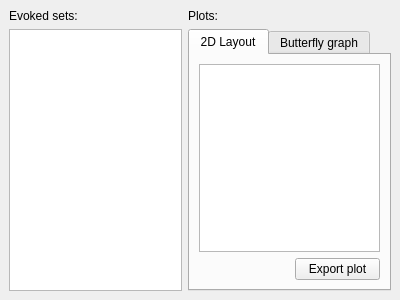
Qt form applications/mne_browse_raw_qt/Windows/averagewindow.ui (mne-tools/mne-cpp) before a commit.
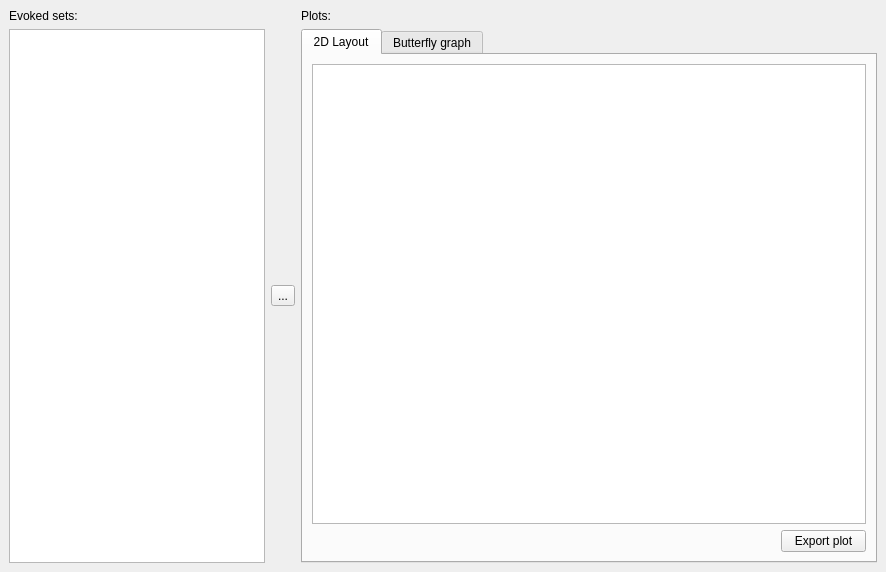
The same form after that commit. The open tabs and pages were chosen to show the change.

Commit message: - add remove average and remove event icons - move add event from main window toolbar to event window toolbar

What changed in the file:
```diff
--- a/applications/mne_browse_raw_qt/Windows/averagewindow.ui
+++ b/applications/mne_browse_raw_qt/Windows/averagewindow.ui
@@ -6,8 +6,8 @@
    <rect>
     <x>0</x>
     <y>0</y>
-    <width>400</width>
-    <height>300</height>
+    <width>886</width>
+    <height>572</height>
    </rect>
   </property>
   <property name="allowedAreas">
@@ -17,15 +17,42 @@
    <string>Average manager</string>
   </property>
   <widget class="QWidget" name="dockWidgetContents">
-   <layout class="QGridLayout" name="gridLayout_7">
-    <item row="0" column="0">
+   <layout class="QHBoxLayout" name="horizontalLayout">
+    <item>
+     <layout class="QGridLayout" name="gridLayout_4">
+      <property name="topMargin">
+       <number>0</number>
+      </property>
+      <property name="verticalSpacing">
+       <number>6</number>
+      </property>
+      <item row="0" column="3">
+       <widget class="QLabel" name="label">
+        <property name="sizePolicy">
+         <sizepolicy hsizetype="Preferred" vsizetype="Fixed">
+          <horstretch>0</horstretch>
+          <verstretch>0</verstretch>
+         </sizepolicy>
+        </property>
+        <property name="text">
+         <string>Plots:</string>
+        </property>
+       </widget>
+      </item>
+      <item row="0" column="0" colspan="2">
      <widget class="QLabel" name="m_label_EvokedSets">
+        <property name="sizePolicy">
+         <sizepolicy hsizetype="Preferred" vsizetype="Fixed">
+          <horstretch>0</horstretch>
+          <verstretch>0</verstretch>
+         </sizepolicy>
+        </property>
       <property name="text">
        <string>Evoked sets:</string>
       </property>
      </widget>
     </item>
-    <item row="1" column="1">
+      <item row="1" column="3">
      <widget class="QTabWidget" name="tabWidget">
       <property name="currentIndex">
        <number>0</number>
@@ -65,6 +92,19 @@
           <item row="0" column="0" colspan="2">
            <widget class="QGraphicsView" name="m_graphicsView_layout"/>
           </item>
+            <item row="1" column="0">
+             <spacer name="horizontalSpacer_2">
+              <property name="orientation">
+               <enum>Qt::Horizontal</enum>
+              </property>
+              <property name="sizeHint" stdset="0">
+               <size>
+                <width>40</width>
+                <height>20</height>
+               </size>
+              </property>
+             </spacer>
+            </item>
          </layout>
         </item>
        </layout>
@@ -154,10 +194,17 @@
       </widget>
      </widget>
     </item>
-    <item row="1" column="0">
+      <item row="1" column="2">
+       <widget class="QToolButton" name="m_toolbutton_addAverage">
+        <property name="text">
+         <string>...</string>
+        </property>
+       </widget>
+      </item>
+      <item row="1" column="0" colspan="2">
      <widget class="QTableView" name="m_tableView_loadedSets">
       <property name="sizePolicy">
-       <sizepolicy hsizetype="Expanding" vsizetype="Preferred">
+         <sizepolicy hsizetype="Fixed" vsizetype="Preferred">
         <horstretch>0</horstretch>
         <verstretch>0</verstretch>
        </sizepolicy>
@@ -170,12 +217,7 @@
       </property>
      </widget>
     </item>
-    <item row="0" column="1">
-     <widget class="QLabel" name="label">
-      <property name="text">
-       <string>Plots:</string>
-      </property>
-     </widget>
+     </layout>
     </item>
    </layout>
   </widget>
```
Left out of the diff: 4 changed lines with no effect on the pictures. Lines whose indentation alone changed are shown as unchanged. The commit also changes 20 other files.
